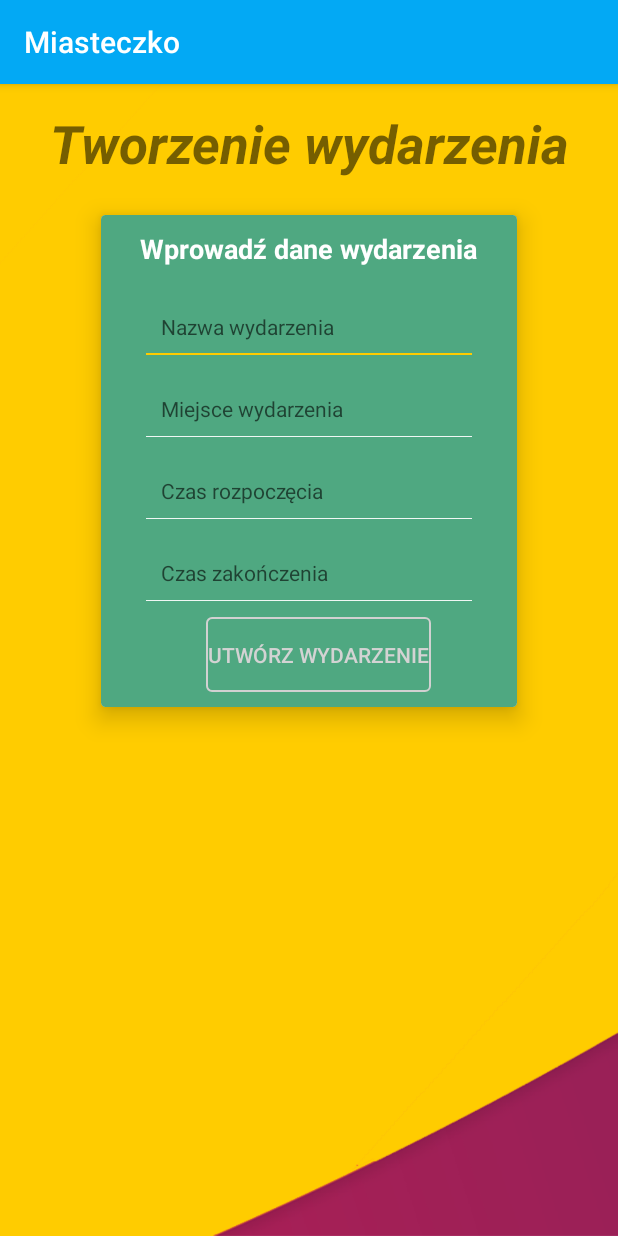
After one commit to wavelus/miasteczko, an Android app: the CreateEventActivity screen opened directly, with no data from a screen before it, on a phone screen of 412 x 824 dp. The commit adds this screen. Run offline under Robolectric (Android 15) with nearby library versions, the phone set to English and light mode, and no system bars; our stand-ins replace Firebase (no records; nobody signed in at launch, a user with empty details on screens opened directly).

Commit message:
email login, creating events

```diff
--- a/app/src/main/java/com/wavelus/miasteczko/activities/StartActivity.kt
+++ b/app/src/main/java/com/wavelus/miasteczko/activities/StartActivity.kt
@@ -8,6 +8,7 @@ import com.google.firebase.auth.FirebaseAuth
 import com.google.firebase.auth.FirebaseUser
 import com.wavelus.miasteczko.R
 import com.wavelus.miasteczko.activities.login.LoginActivity
+import com.wavelus.miasteczko.activities.signup.SignUpActivity
 import kotlinx.android.synthetic.main.activity_start.*
 
 
@@ -39,7 +40,7 @@ class StartActivity : AppCompatActivity() {
         }
 
         createActButton.setOnClickListener {
-            startActivity(Intent(this, CreateAccountActivity::class.java))
+            startActivity(Intent(this, SignUpActivity::class.java))
         }
     }
 
--- a/app/src/main/java/com/wavelus/miasteczko/activities/login/LoginActivity.kt
+++ b/app/src/main/java/com/wavelus/miasteczko/activities/login/LoginActivity.kt
@@ -1,13 +1,19 @@
 package com.wavelus.miasteczko.activities.login
 
+import android.content.Intent
 import android.support.v7.app.AppCompatActivity
 import android.os.Bundle
 import com.wavelus.miasteczko.R
+import kotlinx.android.synthetic.main.activity_login.*
 
 class LoginActivity : AppCompatActivity() {
 
     override fun onCreate(savedInstanceState: Bundle?) {
         super.onCreate(savedInstanceState)
         setContentView(R.layout.activity_login)
+
+        loginEmailBtn.setOnClickListener {
+            startActivity(Intent(this, LoginEmailActivity::class.java))
+        }
     }
 }
--- /dev/null
+++ b/app/src/main/res/layout/activity_create_event.xml
@@ -0,0 +1,120 @@
+<?xml version="1.0" encoding="utf-8"?>
+<android.support.constraint.ConstraintLayout
+        xmlns:android="http://schemas.android.com/apk/res/android"
+        xmlns:tools="http://schemas.android.com/tools"
+        xmlns:app="http://schemas.android.com/apk/res-auto"
+        android:layout_width="match_parent"
+        android:layout_height="match_parent"
+        android:background="@drawable/bg"
+        tools:context=".activities.CreateEventActivity">
+
+    <TextView
+            android:text="Tworzenie wydarzenia"
+            android:layout_width="wrap_content"
+            android:layout_height="wrap_content"
+            app:layout_constraintStart_toStartOf="parent" app:layout_constraintEnd_toEndOf="parent"
+            android:textStyle="bold|italic"
+            android:textSize="35sp"
+            android:textAlignment="center"
+            android:layout_marginTop="16dp" app:layout_constraintTop_toTopOf="parent" android:id="@+id/createEventTV"/>
+
+    <android.support.v7.widget.CardView
+            android:id="@+id/cvCreateEvent"
+            android:layout_width="300dp"
+            android:layout_height="wrap_content"
+            android:layout_centerInParent="true"
+            app:cardElevation="10dp"
+            app:cardCornerRadius="3dp"
+            app:cardUseCompatPadding="true"
+            android:background="@color/colorAccent"
+            app:layout_constraintStart_toStartOf="parent" android:layout_marginStart="8dp"
+            android:layout_marginEnd="8dp" app:layout_constraintEnd_toEndOf="parent"
+            android:layout_marginTop="8dp" app:layout_constraintTop_toBottomOf="@+id/createEventTV">
+        <LinearLayout
+                android:layout_width="match_parent"
+                android:orientation="vertical"
+                android:gravity="center"
+                android:layout_height="match_parent"
+                android:background="@color/colorAccent">
+            <TextView
+                    android:layout_width="wrap_content"
+                    android:padding="10dp"
+                    android:text="Wprowadź dane wydarzenia"
+                    android:textColor="#fff"
+                    android:textSize="18sp"
+                    android:textStyle="bold"
+                    android:layout_height="wrap_content"/>
+            <LinearLayout
+                    android:padding="10dp"
+                    android:orientation="vertical"
+                    android:paddingEnd="30dp"
+                    android:paddingStart="30dp"
+                    android:layout_width="match_parent"
+                    android:layout_height="wrap_content">
+                <EditText
+                        android:id="@+id/eventNameEt"
+                        android:background="@drawable/selector_bg_edit_2"
+                        android:textSize="14sp"
+                        android:hint="Nazwa wydarzenia"
+                        android:inputType="text"
+                        android:padding="10dp"
+                        android:paddingBottom="2dp"
+                        android:textCursorDrawable="@drawable/bg_input_cursor_2"
+                        android:textColor="#f0f7f4"
+                        android:layout_width="match_parent"
+                        android:layout_height="wrap_content"/>
+                <EditText
+                        android:padding="10dp"
+                        android:id="@+id/eventPlaceEt"
+                        android:layout_marginTop="15dp"
+                        android:background="@drawable/selector_bg_edit_2"
+                        android:hint="Miejsce wydarzenia"
+                        android:textCursorDrawable="@drawable/bg_input_cursor_2"
+                        android:inputType="text"
+                        android:textColor="#f0f7f4"
+                        android:textSize="14sp"
+                        android:layout_width="match_parent"
+                        android:layout_height="wrap_content"/>
+                <EditText
+                        android:padding="10dp"
+                        android:id="@+id/eventDateStartEt"
+                        android:layout_marginTop="15dp"
+                        android:background="@drawable/selector_bg_edit_2"
+                        android:hint="Czas rozpoczęcia"
+                        android:textCursorDrawable="@drawable/bg_input_cursor_2"
+                        android:inputType="text"
+                        android:textColor="#f0f7f4"
+                        android:textSize="14sp"
+                        android:layout_width="match_parent"
+                        android:layout_height="wrap_content"/>
+                <EditText
+                        android:padding="10dp"
+                        android:id="@+id/eventDateEndEt"
+                        android:layout_marginTop="15dp"
+                        android:background="@drawable/selector_bg_edit_2"
+                        android:hint="Czas zakończenia"
+                        android:textCursorDrawable="@drawable/bg_input_cursor_2"
+                        android:inputType="text"
+                        android:textColor="#f0f7f4"
+                        android:textSize="14sp"
+                        android:layout_width="match_parent"
+                        android:layout_height="wrap_content"/>
+                <Button
+                        android:id="@+id/createEventBtn"
+                        android:background="@drawable/bt_shape"
+                        android:stateListAnimator="@drawable/state_list_animator_z"
+                        android:layout_marginStart="40dp"
+                        android:layout_marginTop="10dp"
+                        android:text="Utwórz wydarzenie"
+                        android:textColor="#d3d3d3"
+                        android:layout_width="150dp"
+                        android:layout_height="50dp"/>
+
+
+            </LinearLayout>
+        </LinearLayout>
+
+    </android.support.v7.widget.CardView>
+
+
+</android.support.constraint.ConstraintLayout>
--- a/app/src/main/res/layout/activity_event_list.xml
+++ b/app/src/main/res/layout/activity_event_list.xml
@@ -17,7 +17,7 @@
     <android.support.v4.view.ViewPager android:layout_width="match_parent"
                                        android:layout_marginTop="52dp"
                                        android:background="@color/colorPrimary"
-                                       android:id="@+id/dashViewPagerId"
+                                       android:id="@+id/eventViewPagerId"
                                        android:layout_height="wrap_content">
 
     </android.support.v4.view.ViewPager>
--- a/app/src/main/res/layout/fragment_all_events.xml
+++ b/app/src/main/res/layout/fragment_all_events.xml
@@ -5,7 +5,7 @@
              android:layout_height="match_parent"
              tools:context=".fragments.AllEventsFragment">
 
-    <!-- TODO: Update blank fragment layout -->
+
     <TextView
             android:layout_width="match_parent"
             android:layout_height="match_parent"
--- /dev/null
+++ b/app/src/main/res/menu/main_menu.xml
@@ -0,0 +1,6 @@
+<?xml version="1.0" encoding="utf-8"?>
+<menu xmlns:tools="http://schemas.android.com/tools" xmlns:app="http://schemas.android.com/apk/res-auto" xmlns:android="http://schemas.android.com/apk/res/android">
+
+    <item android:title="Wyloguj" android:id="@+id/logoutId"/>
+    <item android:title="Inne" android:id="@+id/settingsId"/>
+</menu>
```
Also changed, not shown: app/src/main/AndroidManifest.xml (+7 -5 lines), app/src/main/java/com/wavelus/miasteczko/EventStatus.kt (added, +7 -0 lines), app/src/main/java/com/wavelus/miasteczko/activities/CreateAccountActivity.kt (deleted, +0 -13 lines), app/src/main/java/com/wavelus/miasteczko/activities/CreateEventActivity.kt (added, +73 -0 lines), app/src/main/java/com/wavelus/miasteczko/activities/EventListActivity.kt (+3 -5 lines), app/src/main/java/com/wavelus/miasteczko/activities/MenuActivity.kt (+33 -0 lines), app/src/main/java/com/wavelus/miasteczko/activities/SignUpActivity.kt (deleted, +0 -12 lines), app/src/main/java/com/wavelus/miasteczko/activities/login/LoginEmailActivity.kt (+37 -1 lines), app/src/main/java/com/wavelus/miasteczko/activities/signup/CreateEmailAccountActivity.kt (added, +82 -0 lines), app/src/main/java/com/wavelus/miasteczko/activities/signup/SignUpActivity.kt (added, +19 -0 lines), app/src/main/res/layout/activity_create_account.xml (deleted, +0 -10 lines), app/src/main/res/layout/activity_create_email_account.xml (added, +106 -0 lines), app/src/main/res/layout/activity_login_email.xml (+4 -4 lines), app/src/main/res/layout/activity_sign_up.xml (+6 -6 lines).
